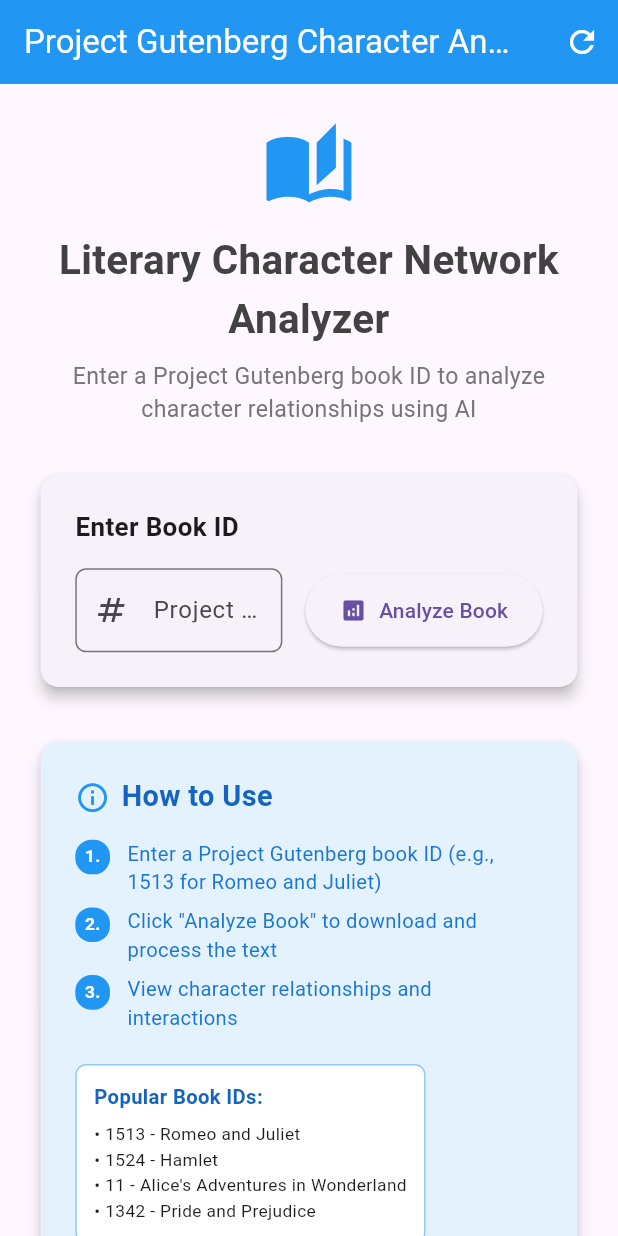
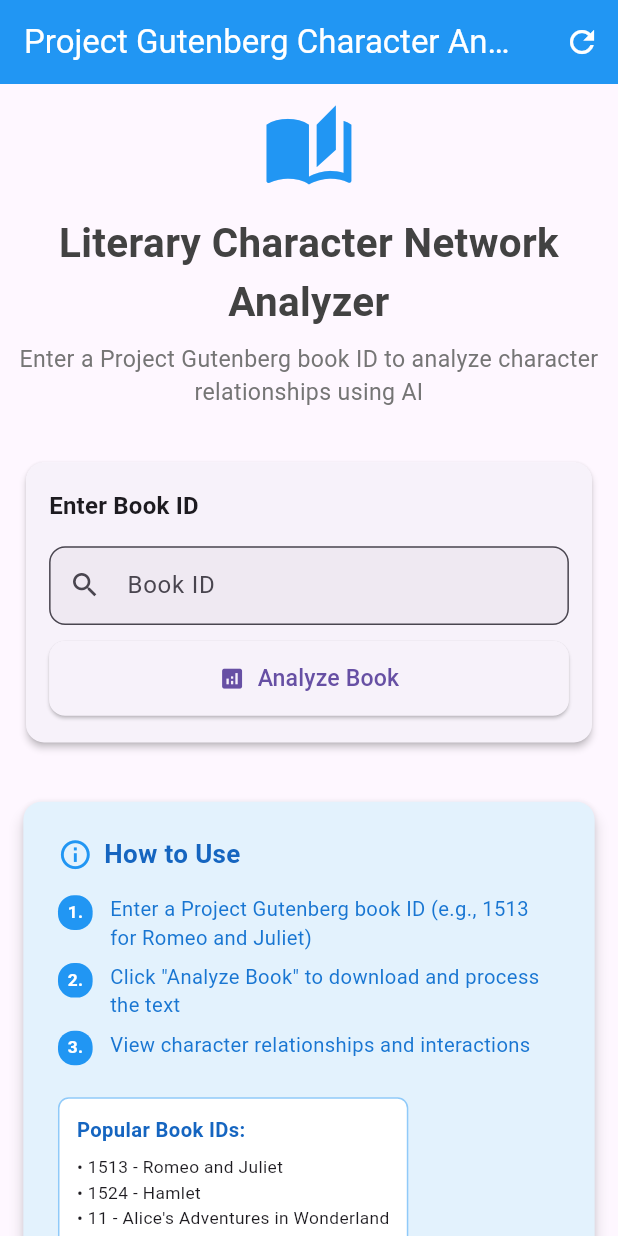
Before and after one commit to iqbaltld/guten_read, a Flutter app: the screen it shows after launch, on a phone screen of 412 x 824 dp. Run offline on Flutter 3.47's test engine with Material 3 defaults, Android fonts, the light colour scheme and no system bars; our stand-ins replace connectivity_plus, dartz, dio, equatable, flutter_bloc, flutter_screenutil and 3 more.

Commit message:
initial commit

```diff
--- /dev/null
+++ b/devtools_options.yaml
@@ -0,0 +1,3 @@
+description: This file stores settings for Dart & Flutter DevTools.
+documentation: https://docs.flutter.dev/tools/devtools/extensions#configure-extension-enablement-states
+extensions:
--- a/lib/features/book_analyzer/presentation/pages/book_analyzer_screen.dart
+++ b/lib/features/book_analyzer/presentation/pages/book_analyzer_screen.dart
@@ -38,7 +38,7 @@
         ],
       ),
       body: SingleChildScrollView(
-        padding: EdgeInsets.all(24.w),
+        padding: EdgeInsets.all(12.w),
         child: Column(
           crossAxisAlignment: CrossAxisAlignment.start,
           children: [
@@ -103,7 +103,7 @@
   Widget _buildBookInfoWidget(Book book) {
     return Card(
       child: Padding(
-        padding: EdgeInsets.all(24.w),
+        padding: EdgeInsets.all(16.w),
         child: Column(
           crossAxisAlignment: CrossAxisAlignment.start,
           children: [
@@ -114,7 +114,7 @@
                 Text(
                   'Book Downloaded',
                   style: TextStyle(
-                    fontSize: 20.sp,
+                    fontSize: 18.sp,
                     fontWeight: FontWeight.bold,
                   ),
                 ),
@@ -153,7 +153,7 @@
         // Analysis Results
         Card(
           child: Padding(
-            padding: EdgeInsets.all(24.w),
+            padding: EdgeInsets.all(16.w),
             child: Column(
               crossAxisAlignment: CrossAxisAlignment.start,
               children: [
@@ -164,7 +164,7 @@
                     Text(
                       'Character Analysis Complete',
                       style: TextStyle(
-                        fontSize: 20.sp,
+                        fontSize: 18.sp,
                         fontWeight: FontWeight.bold,
                       ),
                     ),
@@ -219,7 +219,7 @@
                 Text(
                   'How to Use',
                   style: TextStyle(
-                    fontSize: 20.sp,
+                    fontSize: 18.sp,
                     fontWeight: FontWeight.bold,
                     color: Colors.blue[800],
                   ),
--- a/lib/features/book_analyzer/presentation/widgets/book_input_form.dart
+++ b/lib/features/book_analyzer/presentation/widgets/book_input_form.dart
@@ -3,10 +3,12 @@
 
 class BookInputForm extends StatefulWidget {
   final Function(String) onAnalyze;
+  final bool isLoading;
 
   const BookInputForm({
     super.key,
     required this.onAnalyze,
+    this.isLoading = false,
   });
 
   @override
@@ -25,42 +27,98 @@
 
   void _onSubmit() {
     if (_formKey.currentState!.validate()) {
+      // Dismiss keyboard when submitting
+      FocusScope.of(context).unfocus();
       widget.onAnalyze(_controller.text.trim());
     }
   }
 
   @override
   Widget build(BuildContext context) {
+    final isSmallScreen = MediaQuery.of(context).size.width < 600;
+
     return Card(
+      margin: EdgeInsets.symmetric(horizontal: 6.w, vertical: 8.h),
+      elevation: 2,
       child: Padding(
-        padding: EdgeInsets.all(24.w),
+        padding: EdgeInsets.symmetric(horizontal: 16.w, vertical: 20.h),
         child: Form(
           key: _formKey,
           child: Column(
             crossAxisAlignment: CrossAxisAlignment.start,
+            mainAxisSize: MainAxisSize.min,
             children: [
               Text(
                 'Enter Book ID',
-                style: TextStyle(
-                  fontSize: 18.sp,
-                  fontWeight: FontWeight.bold,
+                style: Theme.of(context).textTheme.titleMedium?.copyWith(
+                      fontWeight: FontWeight.w600,
                     ),
               ),
               SizedBox(height: 16.h),
-              Row(
+              if (isSmallScreen)
+                _buildMobileLayout()
+              else
+                _buildDesktopLayout(),
+              if (widget.isLoading) ..._buildLoadingIndicator(),
+            ],
+          ),
+        ),
+      ),
+    );
+  }
+
+  Widget _buildDesktopLayout() {
+    return Row(
+      crossAxisAlignment: CrossAxisAlignment.start,
       children: [
         Expanded(
-                    child: TextFormField(
+          child: _buildTextField(),
+        ),
+        SizedBox(width: 12.w),
+        _buildAnalyzeButton(),
+      ],
+    );
+  }
+
+  Widget _buildMobileLayout() {
+    return Column(
+      crossAxisAlignment: CrossAxisAlignment.stretch,
+      children: [
+        _buildTextField(),
+        SizedBox(height: 12.h),
+        _buildAnalyzeButton(),
+      ],
+    );
+  }
+
+  Widget _buildTextField() {
+    return TextFormField(
       controller: _controller,
       decoration: InputDecoration(
-                        labelText: 'Project Gutenberg Book ID',
-                        hintText: 'e.g., 1513 for Romeo and Juliet',
+        labelText: 'Book ID',
+        hintText: 'e.g., 1513',
         border: OutlineInputBorder(
-                          borderRadius: BorderRadius.circular(8.r),
+          borderRadius: BorderRadius.circular(12.r),
+          borderSide: BorderSide(
+            color: Theme.of(context).colorScheme.outline,
           ),
-                        prefixIcon: const Icon(Icons.numbers),
+        ),
+        filled: true,
+        fillColor: Theme.of(context)
+            .colorScheme
+            .surfaceContainerHighest
+            .withValues(alpha: 0.5),
+        contentPadding: EdgeInsets.symmetric(
+          horizontal: 16.w,
+          vertical: 16.h,
+        ),
+        prefixIcon: Icon(
+          Icons.search,
+          size: 24.r,
+        ),
       ),
       keyboardType: TextInputType.number,
+      textInputAction: TextInputAction.search,
       validator: (value) {
         if (value == null || value.trim().isEmpty) {
           return 'Please enter a book ID';
@@ -71,26 +129,39 @@
         return null;
       },
       onFieldSubmitted: (_) => _onSubmit(),
+    );
+  }
+
+  Widget _buildAnalyzeButton() {
+    return SizedBox(
+      height: 56.h, // Match text field height
+      child: ElevatedButton.icon(
+        onPressed: widget.isLoading ? null : _onSubmit,
+        icon: Icon(
+          Icons.analytics,
+          size: 20.r,
+        ),
+        label: Text(
+          'Analyze Book',
+          style: TextStyle(
+            fontSize: 16.sp,
+            fontWeight: FontWeight.w500,
           ),
         ),
-                  SizedBox(width: 16.w),
-                  ElevatedButton.icon(
-                    onPressed: _onSubmit,
-                    icon: const Icon(Icons.analytics),
-                    label: const Text('Analyze Book'),
         style: ElevatedButton.styleFrom(
-                      padding: EdgeInsets.symmetric(
-                        horizontal: 24.w,
-                        vertical: 16.h,
+          shape: RoundedRectangleBorder(
+            borderRadius: BorderRadius.circular(12.r),
           ),
-                    ),
-                  ),
-                ],
-              ),
-            ],
-          ),
+          padding: EdgeInsets.symmetric(horizontal: 20.w, vertical: 16.h),
         ),
       ),
     );
   }
+
+  List<Widget> _buildLoadingIndicator() {
+    return [
+      SizedBox(height: 16.h),
+      const LinearProgressIndicator(),
+    ];
   }
+}
```
Also changed, not shown: lib/features/book_analyzer/data/models/book_model.dart (+241 -34 lines), lib/features/book_analyzer/presentation/widgets/character_list_widget.dart (+9 -9 lines), lib/features/book_analyzer/presentation/widgets/character_network_widget.dart (+7 -5 lines), lib/features/book_analyzer/presentation/widgets/error_widget.dart (+5 -8 lines), pubspec.yaml (+59 -58 lines), lib/injection_container.config.dart, pubspec.lock, 4 other files. Lines whose indentation alone changed are shown as unchanged.
